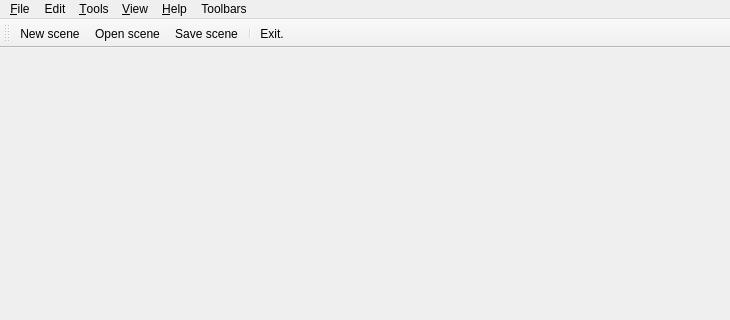
This is PerryEditor/mainwindow.ui in APerricone/PerryEngine as Qt 5 draws it before an edit; both pictures show x 0 to 730 and y 0 to 320 of the 730 by 501 pixel window. The edited form follows.
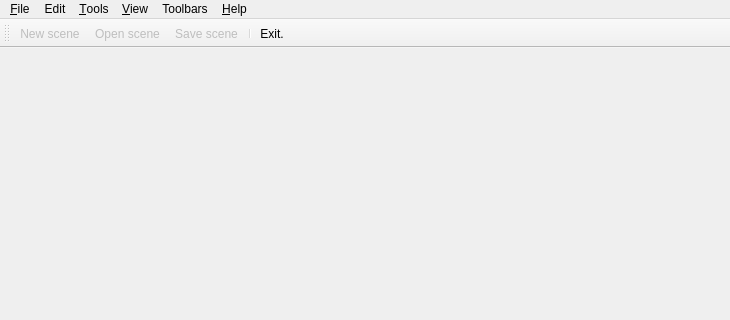
This is the edited form. Icons and pictures are not drawn.

What changed in the file:
```diff
--- a/PerryEditor/mainwindow.ui
+++ b/PerryEditor/mainwindow.ui
@@ -86,8 +86,8 @@
    <addaction name="menuEdit_2"/>
    <addaction name="m_qMenuTools"/>
    <addaction name="m_qMenuView"/>
-   <addaction name="menu_Help"/>
    <addaction name="m_qToolbarsMenu"/>
+   <addaction name="menu_Help"/>
   </widget>
   <widget class="QToolBar" name="mainToolBar">
    <property name="windowTitle">
@@ -107,6 +107,9 @@
   </widget>
   <widget class="QStatusBar" name="statusBar"/>
   <action name="action_Open_scene">
+   <property name="enabled">
+    <bool>false</bool>
+   </property>
    <property name="icon">
     <iconset resource="Icons.qrc">
      <normaloff>:/file/icons/file_icon.png</normaloff>
@@ -130,6 +133,9 @@
    </property>
   </action>
   <action name="actionSave_scene">
+   <property name="enabled">
+    <bool>false</bool>
+   </property>
    <property name="icon">
     <iconset>
      <normalon>:/file/icons/diskette_icon.png</normalon>
@@ -160,6 +166,9 @@
    </property>
   </action>
   <action name="actionNew_scene">
+   <property name="enabled">
+    <bool>false</bool>
+   </property>
    <property name="icon">
     <iconset>
      <normalon>:/file/icons/document_icon.png</normalon>
```
Left out of the diff: 19 changed lines with no effect on the pictures.
